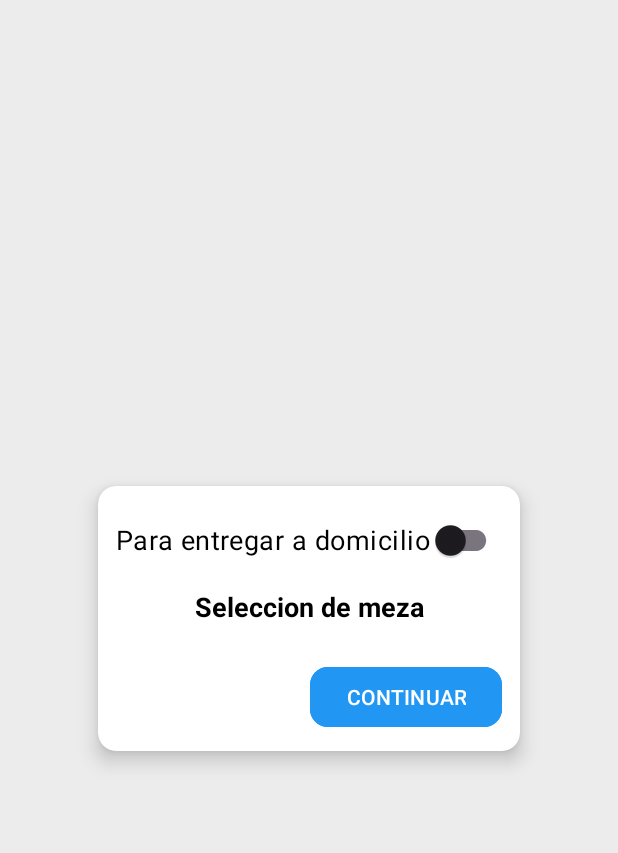
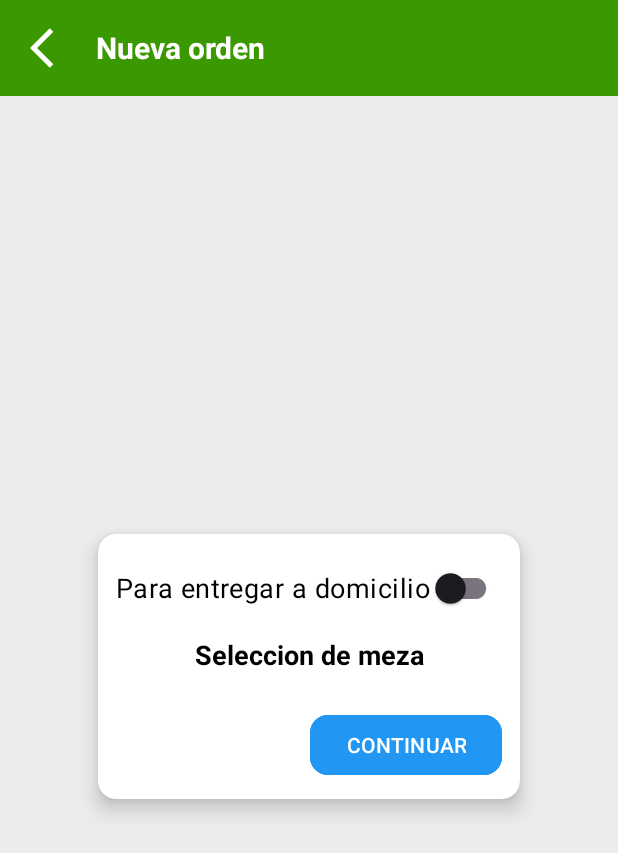
Before and after one commit to ElMacBeto/restaurantApp, an Android app: the OrderRegisterActivity screen opened directly, with no data from a screen before it, on a phone screen of 412 x 824 dp. Shown: the top 853 px of the screen. Run offline under Robolectric (Android 15) with nearby library versions, the phone set to English and light mode, and no system bars; our stand-ins replace Dagger/Hilt's generated code; libraries missing offline, so code that uses them is left out: com.dantsu.escposprinter.

Commit message:
-se agrego topbar en registro de orden -se ajusto un poco el item de ordenes

```diff
--- a/app/src/main/java/com/humbjorch/restaurantapp/ui/orderRegister/OrderRegisterActivity.kt
+++ b/app/src/main/java/com/humbjorch/restaurantapp/ui/orderRegister/OrderRegisterActivity.kt
@@ -2,6 +2,7 @@ package com.humbjorch.restaurantapp.ui.orderRegister
 
 import androidx.appcompat.app.AppCompatActivity
 import android.os.Bundle
+import android.widget.ImageView
 import androidx.activity.viewModels
 import androidx.navigation.NavController
 import androidx.navigation.findNavController
@@ -23,6 +24,7 @@ class OrderRegisterActivity : AppCompatActivity() {
     private val activityViewModel: RegisterOrderViewModel by viewModels()
     private lateinit var navController: NavController
     private val loader by lazy { LoaderNBEXWidget() }
+    private lateinit var imgBtn: ImageView
 
     override fun onCreate(savedInstanceState: Bundle?) {
         super.onCreate(savedInstanceState)
@@ -30,9 +32,20 @@ class OrderRegisterActivity : AppCompatActivity() {
         val navHostFragment =
             supportFragmentManager.findFragmentById(R.id.fragmentContainer) as NavHostFragment
         navController = navHostFragment.navController
+        imgBtn = findViewById(R.id.back_btn)
 
         setOrderValues()
         setStartDestination()
+        setListeners()
+    }
+
+    private fun setListeners() {
+        imgBtn.setOnClickListener {
+            if (navController.currentDestination!!.id == R.id.orderTypeSelectionFragment2)
+                finish()
+            else
+                navController.popBackStack()
+        }
     }
 
     private fun setStartDestination() {
--- a/app/src/main/res/layout/activity_order_register.xml
+++ b/app/src/main/res/layout/activity_order_register.xml
@@ -6,6 +6,38 @@
     android:layout_height="match_parent"
     tools:context=".ui.orderRegister.OrderRegisterActivity">
 
+    <LinearLayout
+        android:id="@+id/topbar_order_register"
+        android:layout_width="match_parent"
+        android:layout_height="?attr/actionBarSize"
+        android:background="@color/green2"
+        app:layout_constraintTop_toTopOf="parent"
+        app:layout_constraintStart_toStartOf="parent"
+        app:layout_constraintEnd_toEndOf="parent"
+        android:orientation="horizontal">
+
+        <ImageView
+            android:id="@+id/back_btn"
+            android:layout_width="32dp"
+            android:layout_height="32dp"
+            android:src="@drawable/ic_arrow_back"
+            app:tint="@color/white"
+            android:layout_gravity="center"
+            android:layout_marginStart="20dp"
+            android:contentDescription="@string/todo" />
+
+        <TextView
+            android:layout_width="match_parent"
+            android:layout_height="wrap_content"
+            android:text="@string/label_new_order"
+            android:textColor="@color/white"
+            android:textStyle="bold"
+            android:textSize="20sp"
+            android:layout_gravity="center"
+            android:layout_marginStart="12dp"/>
+
+    </LinearLayout>
+
     <androidx.fragment.app.FragmentContainerView
         android:name="androidx.navigation.fragment.NavHostFragment"
         app:navGraph="@navigation/register_order_navigation"
@@ -13,7 +45,7 @@
         android:id="@+id/fragmentContainer"
         android:layout_width="0dp"
         android:layout_height="0dp"
-        app:layout_constraintTop_toTopOf="parent"
+        app:layout_constraintTop_toBottomOf="@+id/topbar_order_register"
         app:layout_constraintStart_toStartOf="parent"
         app:layout_constraintEnd_toEndOf="parent"
         app:layout_constraintBottom_toBottomOf="parent" />
```
